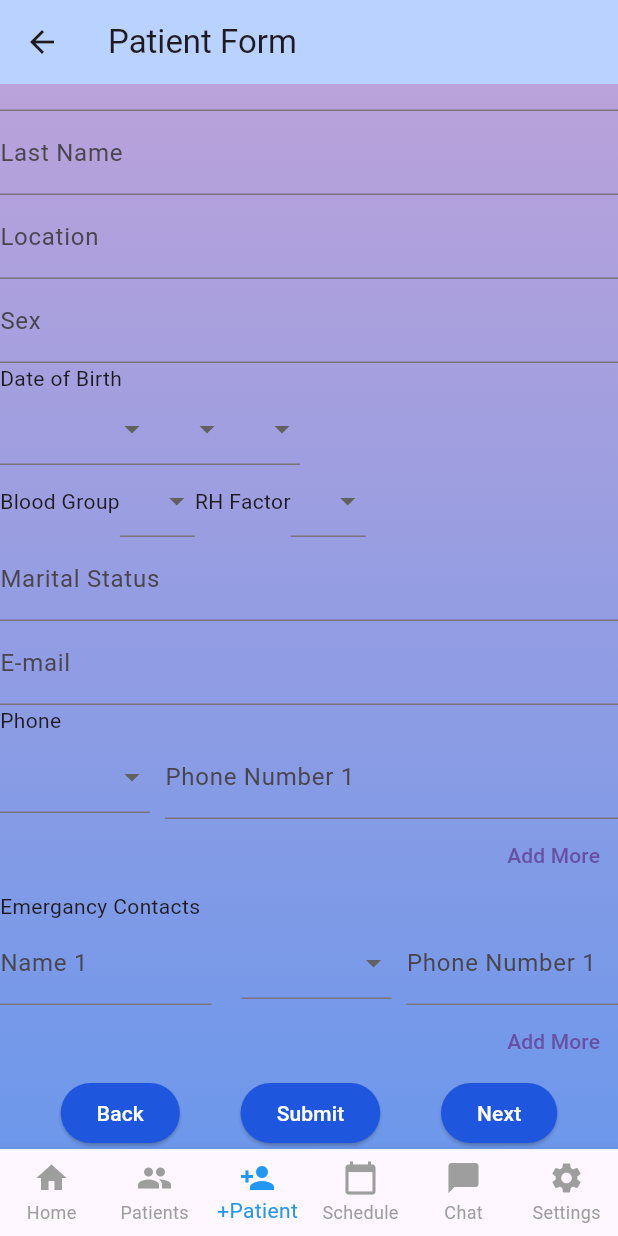
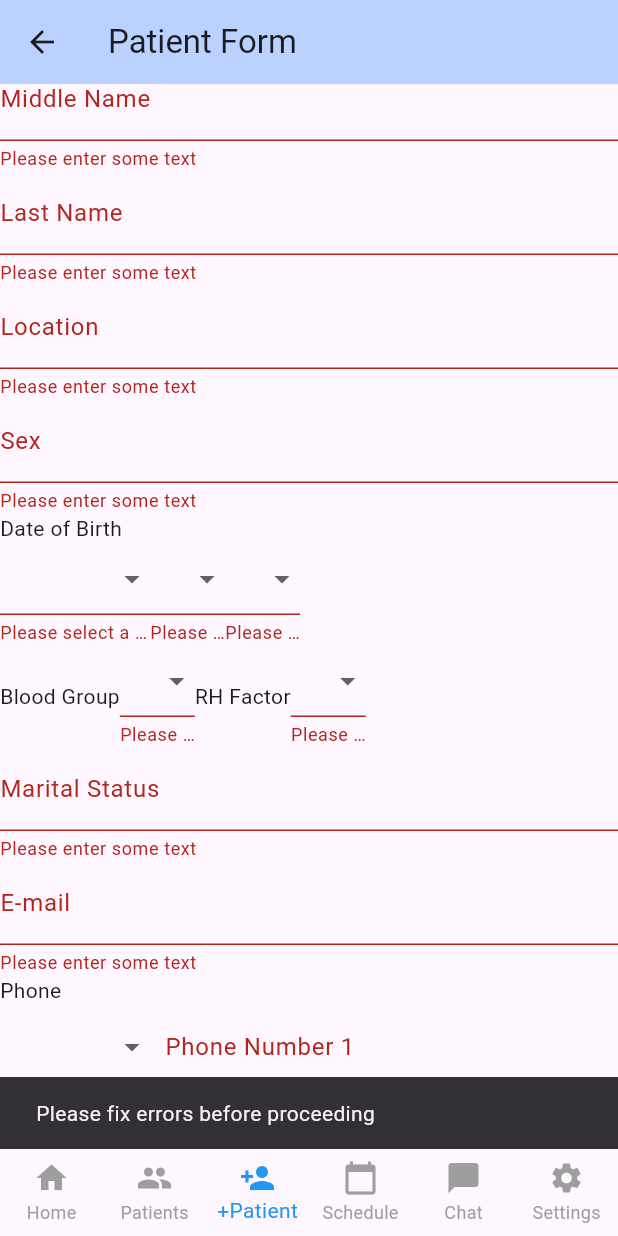
Before and after one commit to jorkd21/MediPal, a Flutter app: the PatientForm screen opened by its route, scrolled down 142 dp, after a tap on "Back", on a phone screen of 412 x 824 dp. Run offline on Flutter 3.47's test engine with Material 3 defaults, Android fonts, the phone set to English and light mode, and no system bars; our stand-ins replace cloud_firestore, dropdown_search, firebase_analytics, firebase_auth, firebase_core, firebase_database and 3 more; missing offline and left inert: firebase_ui_auth; accounts and stored records are empty; generated files the repository leaves out were written again.

Commit message:
commenting/styling touchups

```diff
--- a/lib/patient_form.dart
+++ b/lib/patient_form.dart
@@ -23,21 +23,24 @@ class PatientForm extends StatefulWidget {
 }
 
 class _PatientFormState extends State<PatientForm> {
+  // VARIABLES
+  // page
   int _pageIndex = 0;
   final PageController _pageController = PageController();
   late List<Widget> _pages;
+  // patient
   String _patientKey = '';
   late Patient _patient;
-  // Create separate global keys for each form
+  // form golobal keys
   final GlobalKey<FormState> _generalInfoFormKey = GlobalKey<FormState>();
   final GlobalKey<FormState> _healthConditionsFormKey = GlobalKey<FormState>();
   final GlobalKey<FormState> _medicationsFormKey = GlobalKey<FormState>();
   final GlobalKey<FormState> _familyFormKey = GlobalKey<FormState>();
   final GlobalKey<FormState> _fileFormKey = GlobalKey<FormState>();
-  //
+  // upload progress
   double uploadProgress = 0;
   String? uploadStatus;
-
+  // nav bar
   int _selectedIndex = 2;
   final List<Widget> _pagesNav = [
     Dashboard(),
@@ -47,15 +50,6 @@ class _PatientFormState extends State<PatientForm> {
     ChatList(),
     SettingsPage(),
   ];
-
-  void _onItemTapped(int index) {
-    setState(() {
-      _selectedIndex = index;
-    });
-    Navigator.of(context).pushReplacement(
-      MaterialPageRoute(builder: (context) => _pagesNav[index]),
-    );
-  }
 
   // initialize state
   @override
@@ -82,24 +76,51 @@ class _PatientFormState extends State<PatientForm> {
       FileForm(
         patient: _patient,
         formKey: _fileFormKey,
+        edit: true,
       ),
     ];
   }
 
+  // FUNCTIONS
+  // nav bar
+  void _onItemTapped(int index) {
+    setState(() {
+      _selectedIndex = index;
+    });
+    Navigator.of(context).pushReplacement(
+      MaterialPageRoute(builder: (context) => _pagesNav[index]),
+    );
+  }
+
+  // next
   void _nextPage() {
+    if (_pageIndex < _pages.length - 1) {
+      // validation check
+      if (_currentPageIsValid()) {
         setState(() {
-      if (_pageIndex < _pages.length - 1) {
           _pageIndex++;
           _pageController.animateToPage(
             _pageIndex,
             duration: const Duration(milliseconds: 300),
             curve: Curves.easeInOut,
           );
+        });
+      } else {
+        // display error
+        ScaffoldMessenger.of(context).showSnackBar(
+          const SnackBar(
+            content: Text('Please fix errors before proceeding'),
+          ),
+        );
       }
-    });
+    }
   }
 
+  // prev
   void _previousPage() {
+    if (_pageIndex < _pages.length - 1) {
+      // validation check
+      if (_currentPageIsValid()) {
         setState(() {
           if (_pageIndex > 0) {
             _pageIndex--;
@@ -110,8 +131,31 @@ class _PatientFormState extends State<PatientForm> {
             );
           }
         });
+      } else {
+        // display error
+        ScaffoldMessenger.of(context).showSnackBar(
+          const SnackBar(
+            content: Text('Please fix errors before proceeding'),
+          ),
+        );
+      }
+    }
   }
 
+  // page validation check
+  bool _currentPageIsValid() {
+    switch (_pageIndex) {
+      case 0: // GeneralInfoForm
+        return _generalInfoFormKey.currentState!.validate();
+      case 1: // HealthConditionsForm
+        return _healthConditionsFormKey.currentState!.validate();
+      // ...
+      default:
+        return true;
+    }
+  }
+
+  // submission
   Future<void> uploadFiles() async {
     if (_patient.files.isEmpty) return;
 
@@ -186,9 +230,8 @@ class _PatientFormState extends State<PatientForm> {
   Future<void> _submitForm() async {
     // Validate forms as before
     if (_generalInfoFormKey.currentState!.validate()) {
-      // Check if patient ID is present (widget.patient.id)
+      // Check if patient ID is present
       if (widget.patient.id != null && widget.patient.id!.isNotEmpty) {
-        // Update existing patient data
         DatabaseReference ref =
             FirebaseDatabase.instance.ref('patient/${widget.patient.id}');
         ref.update(_patient.toJson()).then((_) {
@@ -205,7 +248,7 @@ class _PatientFormState extends State<PatientForm> {
           );
         });
       } else {
-        // Create new patient data (existing functionality)
+        // create new patient data
         DatabaseReference ref = FirebaseDatabase.instance.ref('patient');
         DatabaseReference newPatientRef = ref.push();
         setState(() {
@@ -231,38 +274,27 @@ class _PatientFormState extends State<PatientForm> {
     }
   }
 
+  // build
   @override
   Widget build(BuildContext context) {
     return Scaffold(
       appBar: AppBar(
         title: const Text('Patient Form'),
         flexibleSpace: Container(
-          //appbar container
           width: MediaQuery.of(context).size.width,
           decoration: const BoxDecoration(
             gradient: LinearGradient(
               begin: Alignment.bottomCenter,
               end: Alignment.topCenter,
               colors: [
-                Color(0xFFBAD2FF), // Light blue at the bottom
-                Color(0xFFBAD2FF), // White at top
+                Color(0xFFBAD2FF),
+                Color(0xFFBAD2FF),
               ],
             ),
           ),
         ),
       ),
-      body: Container(
-        decoration: const BoxDecoration(
-          gradient: LinearGradient(
-            begin: Alignment.bottomCenter,
-            end: Alignment.topCenter,
-            colors: [
-              Color(0xFF6D98EB), // Light blue at the bottom
-              Color(0xFFBAA2DA), // Purple at the top
-            ],
-          ),
-        ),
-        child: Column(
+      body: Column(
         children: <Widget>[
           Expanded(
             child: PageView(
@@ -275,7 +307,18 @@ class _PatientFormState extends State<PatientForm> {
               children: _pages,
             ),
           ),
-            Row(
+          Container(
+            decoration: const BoxDecoration(
+              gradient: LinearGradient(
+                begin: Alignment.bottomCenter,
+                end: Alignment.topCenter,
+                colors: [
+                  Color(0xFFBAD2FF),
+                  Color(0xFFBAD2FF),
+                ],
+              ),
+            ),
+            child: Row(
               mainAxisAlignment: MainAxisAlignment.spaceEvenly,
               children: <Widget>[
                 ElevatedButton(
@@ -310,8 +353,8 @@ class _PatientFormState extends State<PatientForm> {
                 ),
               ],
             ),
+          ),
         ],
-        ),
       ),
       bottomNavigationBar: BottomNavigationBar(
         type: BottomNavigationBarType.fixed,
```
Lines whose indentation alone changed are shown as unchanged.
